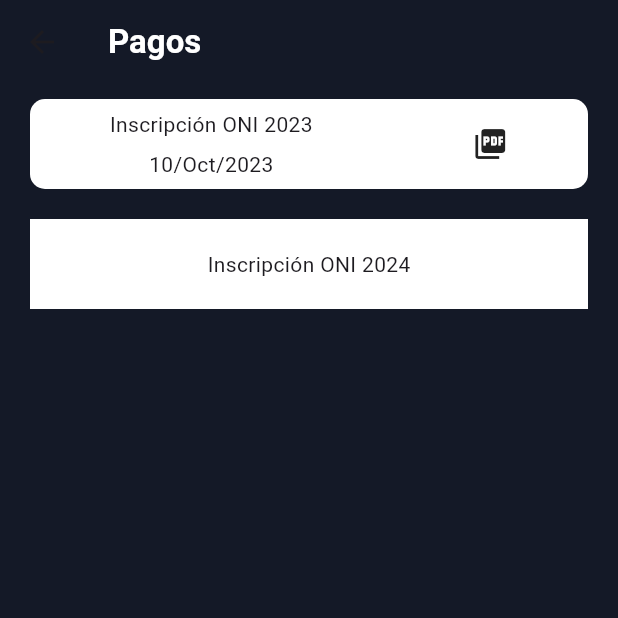
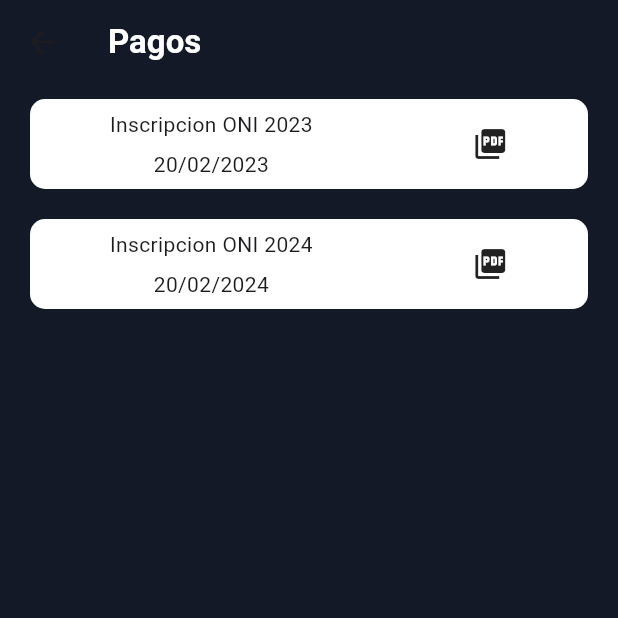
Before and after one commit to Fausto-Briones/OIEC-Project, a Flutter app: the PagosScreen screen opened directly, on a phone screen of 412 x 824 dp, the top half of it. Run offline on Flutter 3.47's test engine with Material 3 defaults, Android fonts, the phone set to English and light mode, and no system bars; our stand-ins replace flutter_svg.

Commit message:
CustomContainer

```diff
--- /dev/null
+++ b/oiec_app/lib/components/customContainer.dart
@@ -0,0 +1,18 @@
+import 'package:flutter/material.dart';
+
+class CustomContainer extends StatelessWidget {
+  final Widget child;
+  const CustomContainer({super.key, required this.child});
+
+  @override
+  Widget build(BuildContext context) {
+    return Container(
+        decoration: BoxDecoration(
+          color: Colors.white,
+          borderRadius: BorderRadius.circular(10),
+        ),
+        margin: const EdgeInsets.symmetric(vertical: 10.0, horizontal: 20.0),
+        height: 60.0,
+        child: child);
+  }
+}
--- a/oiec_app/lib/screens/pagosScreen.dart
+++ b/oiec_app/lib/screens/pagosScreen.dart
@@ -1,5 +1,6 @@
 import 'package:flutter/material.dart';
 import 'package:oiec_app/utilities/colorsController.dart';
+import 'package:oiec_app/components/customContainer.dart';
 
 class PagosScreen extends StatelessWidget {
   const PagosScreen({super.key});
@@ -8,53 +9,52 @@ class PagosScreen extends StatelessWidget {
   Widget build(BuildContext context) {
     return Scaffold(
       appBar: AppBar(
-        title: const Text(
-          'Pagos',
-          style: TextStyle(
-            color: Colors.white,
-            fontFamily: 'Roboto',
-            fontWeight: FontWeight.bold ,
-            )
-        ),
+        title: const Text('Pagos',
+            style: TextStyle(
+              color: Colors.white,
+              fontFamily: 'Roboto',
+              fontWeight: FontWeight.bold,
+            )),
         backgroundColor: HexColor('#141927'),
       ),
-      body: Column(
+      body: const Column(
         children: [
-          Container(
-            decoration: BoxDecoration(
-              color: Colors.white,
-              borderRadius: BorderRadius.circular(10),
-            ),
-            margin: const EdgeInsets.symmetric(vertical: 10.0, horizontal: 20.0),
-            height: 60.0,
-            child: const Row(
-              mainAxisAlignment: MainAxisAlignment.spaceAround,
-              children: [
-              Column(
-                mainAxisAlignment: MainAxisAlignment.spaceEvenly,
-                children: [
-                Text("Inscripción ONI 2023"),
-                Text("10/Oct/2023")
-                ],
-              ),
-              Icon(
-                Icons.picture_as_pdf,
-              ),
-            ],)
+          CustomContainer(
+              child: _PagosContent(
+                  evento: 'Inscripcion ONI 2023', fecha: '20/02/2023'
+              )
           ),
-          Container(
-            margin: const EdgeInsets.symmetric(vertical: 10.0, horizontal: 20.0),
-            color: Colors.white,
-            height: 60.0,
-            child: const Center(
-              child: Text(
-                "Inscripción ONI 2024"
-                ),
-            ),
-          ),
+          CustomContainer(
+              child: _PagosContent(
+                  evento: 'Inscripcion ONI 2024', fecha: '20/02/2024',
+              )
+          )
         ],
       ),
       backgroundColor: HexColor('#141927'),
     );
   }
 }
+
+class _PagosContent extends StatelessWidget {
+  final String evento;
+  final String fecha;
+
+  const _PagosContent({required this.evento, required this.fecha});
+
+  @override
+  Widget build(BuildContext context) {
+    return Row(
+      mainAxisAlignment: MainAxisAlignment.spaceAround,
+      children: [
+        Column(
+          mainAxisAlignment: MainAxisAlignment.spaceEvenly,
+          children: [Text(evento), Text(fecha)],
+        ),
+        const Icon(
+          Icons.picture_as_pdf,
+        ),
+      ],
+    );
+  }
+}
```
Also changed, not shown: oiec_app/lib/screens/entrenamientoScreen.dart (+22 -35 lines), 1 other file.
